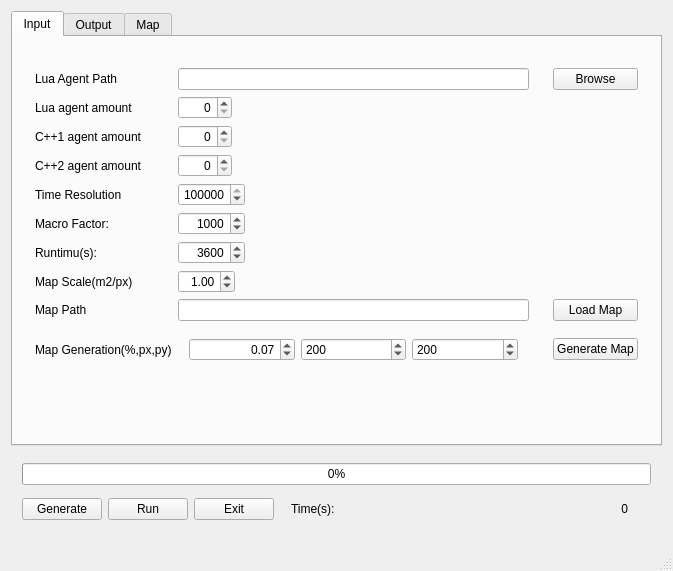
Before: the Qt Designer form mainwindow.ui in sojoe02/RANA, drawn with Qt 5.
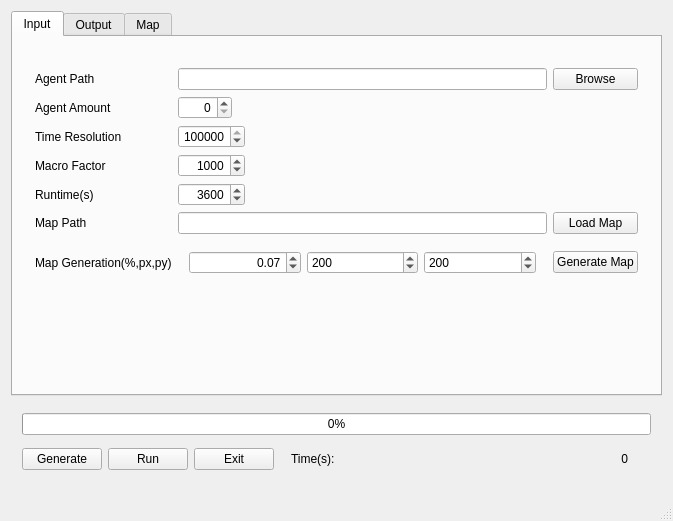
After: the same form once the commit is applied.

Commit message: fixed a bug that miscalculated runtime

Patch:
```diff
--- a/mainwindow.ui
+++ b/mainwindow.ui
@@ -138,7 +138,7 @@
         <item row="16" column="0" colspan="2">
          <widget class="QWidget" name="widget_3" native="true">
           <layout class="QGridLayout" name="gridLayout_2">
-           <item row="9" column="2">
+           <item row="7" column="2">
             <widget class="QSpinBox" name="macroSpinBox">
              <property name="sizePolicy">
               <sizepolicy hsizetype="Maximum" vsizetype="Fixed">
@@ -163,18 +163,18 @@
            <item row="5" column="1">
             <widget class="QLabel" name="label_2">
              <property name="text">
-              <string>Lua agent amount</string>
+              <string>Agent Amount</string>
              </property>
             </widget>
            </item>
-           <item row="14" column="1">
+           <item row="11" column="1">
             <widget class="QLabel" name="label_10">
              <property name="text">
               <string/>
              </property>
             </widget>
            </item>
-           <item row="8" column="1">
+           <item row="6" column="1">
             <widget class="QLabel" name="label_5">
              <property name="toolTip">
               <string>Number of microsteps pr second</string>
@@ -187,30 +187,7 @@
              </property>
             </widget>
            </item>
-           <item row="7" column="1">
-            <widget class="QLabel" name="label_4">
-             <property name="text">
-              <string>C++2 agent amount</string>
-             </property>
-            </widget>
-           </item>
-           <item row="6" column="2">
-            <widget class="QSpinBox" name="c1AgentSpinBox">
-             <property name="sizePolicy">
-              <sizepolicy hsizetype="Maximum" vsizetype="Fixed">
-               <horstretch>0</horstretch>
-               <verstretch>0</verstretch>
-              </sizepolicy>
-             </property>
-             <property name="alignment">
-              <set>Qt::AlignRight|Qt::AlignTrailing|Qt::AlignVCenter</set>
-             </property>
-             <property name="maximum">
-              <number>1000</number>
-             </property>
-            </widget>
-           </item>
-           <item row="1" column="6">
+           <item row="1" column="3">
             <widget class="QPushButton" name="browseLuaAgentButton">
              <property name="text">
               <string>Browse</string>
@@ -220,47 +197,17 @@
            <item row="1" column="1">
             <widget class="QLabel" name="label">
              <property name="text">
-              <string>Lua Agent Path</string>
+              <string>Agent Path</string>
              </property>
             </widget>
            </item>
-           <item row="6" column="1">
-            <widget class="QLabel" name="label_3">
-             <property name="text">
-              <string>C++1 agent amount</string>
-             </property>
-            </widget>
-           </item>
-           <item row="7" column="2">
-            <widget class="QSpinBox" name="c2AgentSpinBox">
-             <property name="sizePolicy">
-              <sizepolicy hsizetype="Maximum" vsizetype="Fixed">
-               <horstretch>0</horstretch>
-               <verstretch>0</verstretch>
-              </sizepolicy>
-             </property>
-             <property name="alignment">
-              <set>Qt::AlignRight|Qt::AlignTrailing|Qt::AlignVCenter</set>
-             </property>
-             <property name="maximum">
-              <number>1000</number>
-             </property>
-            </widget>
-           </item>
-           <item row="9" column="1">
+           <item row="7" column="1">
             <widget class="QLabel" name="label_6">
              <property name="toolTip">
               <string>Number of mirosteps pr macrostep</string>
              </property>
              <property name="text">
-              <string>Macro Factor:</string>
-             </property>
-            </widget>
-           </item>
-           <item row="11" column="1">
-            <widget class="QLabel" name="label_9">
-             <property name="text">
-              <string>Map Scale(m2/px)</string>
+              <string>Macro Factor</string>
              </property>
             </widget>
            </item>
@@ -290,7 +237,7 @@
              </property>
             </widget>
            </item>
-           <item row="8" column="2">
+           <item row="6" column="2">
             <widget class="QSpinBox" name="timeResSpinBox">
              <property name="sizePolicy">
               <sizepolicy hsizetype="Maximum" vsizetype="Fixed">
@@ -318,17 +265,17 @@
              </property>
             </widget>
            </item>
-           <item row="12" column="1">
+           <item row="9" column="1">
             <widget class="QLabel" name="label_7">
              <property name="text">
               <string>Map Path</string>
              </property>
             </widget>
            </item>
-           <item row="12" column="2">
+           <item row="9" column="2">
             <widget class="QLineEdit" name="mapPathLineEdit"/>
            </item>
-           <item row="12" column="6">
+           <item row="9" column="3">
             <widget class="QPushButton" name="browseMapButton">
              <property name="sizePolicy">
               <sizepolicy hsizetype="Minimum" vsizetype="Fixed">
@@ -341,43 +288,21 @@
              </property>
             </widget>
            </item>
-           <item row="11" column="2" colspan="5">
-            <widget class="QDoubleSpinBox" name="mapScaleDoubleSpinBox">
-             <property name="sizePolicy">
-              <sizepolicy hsizetype="Maximum" vsizetype="Fixed">
-               <horstretch>0</horstretch>
-               <verstretch>0</verstretch>
-              </sizepolicy>
-             </property>
-             <property name="layoutDirection">
-              <enum>Qt::LeftToRight</enum>
-             </property>
-             <property name="alignment">
-              <set>Qt::AlignRight|Qt::AlignTrailing|Qt::AlignVCenter</set>
-             </property>
-             <property name="singleStep">
-              <double>0.100000000000000</double>
-             </property>
-             <property name="value">
-              <double>1.000000000000000</double>
-             </property>
-            </widget>
-           </item>
-           <item row="13" column="6">
+           <item row="10" column="3">
             <widget class="QPushButton" name="generateMap">
              <property name="text">
               <string>Generate Map</string>
              </property>
             </widget>
            </item>
-           <item row="13" column="1">
+           <item row="10" column="1">
             <widget class="QLabel" name="label_11">
              <property name="text">
               <string>Map Generation(%,px,py)</string>
              </property>
             </widget>
            </item>
-           <item row="13" column="2">
+           <item row="10" column="2">
             <widget class="QWidget" name="widget_5" native="true">
              <layout class="QHBoxLayout" name="horizontalLayout_3">
               <item>
@@ -431,7 +356,14 @@
              </layout>
             </widget>
            </item>
-           <item row="10" column="2">
+           <item row="8" column="1">
+            <widget class="QLabel" name="label_13">
+             <property name="text">
+              <string>Runtime(s)</string>
+             </property>
+            </widget>
+           </item>
+           <item row="8" column="2">
             <widget class="QSpinBox" name="runTimeSpinBox">
              <property name="sizePolicy">
               <sizepolicy hsizetype="Maximum" vsizetype="Fixed">
@@ -459,13 +391,6 @@
              </property>
             </widget>
            </item>
-           <item row="10" column="1">
-            <widget class="QLabel" name="label_13">
-             <property name="text">
-              <string>Runtimu(s):</string>
-             </property>
-            </widget>
-           </item>
           </layout>
          </widget>
         </item>
```
The commit also changes 1 other file.
